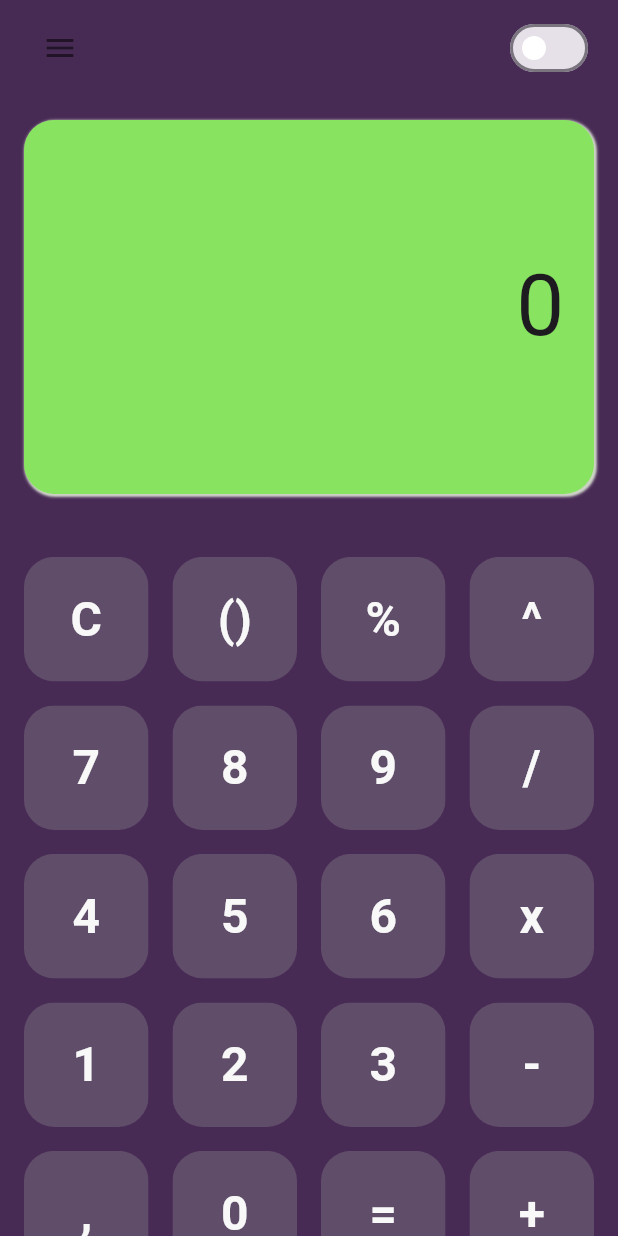
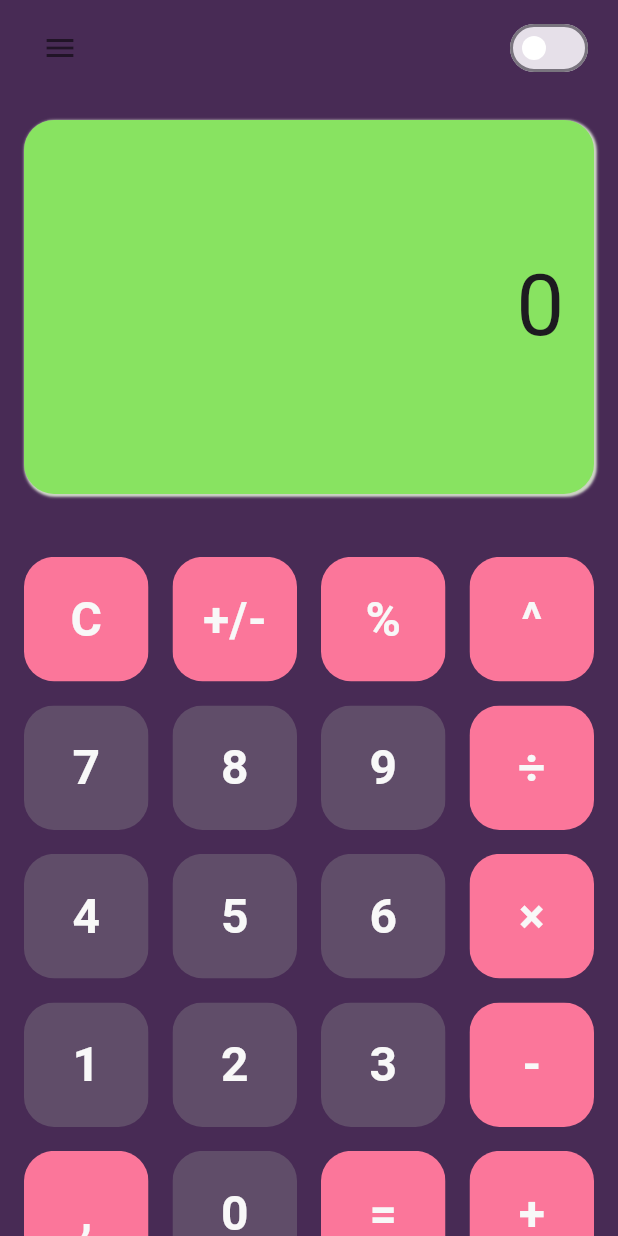
Before and after one commit to Gulsahbb/calculator-app, a Flutter app: the screen it shows after launch, on a phone screen of 412 x 824 dp. Run offline on Flutter 3.47's test engine with Material 3 defaults, Android fonts, the phone set to English and light mode, and no system bars.

Commit message:
Add operator buttons dif color

```diff
--- a/lib/widgets/calculator_button_panel.dart
+++ b/lib/widgets/calculator_button_panel.dart
@@ -12,27 +12,40 @@ class CalculatorButtonPanel extends StatelessWidget {
     ["1", "2", "3", "-"],
     [",", "0", "=", "+"],
   ];*/
-  final buttons = [
-    "C",
-    "()",
-    "%",
-    "^",
-    "7",
-    "8",
-    "9",
-    "/",
-    "4",
-    "5",
-    "6",
-    "x",
-    "1",
-    "2",
-    "3",
-    "-",
-    ",",
-    "0",
-    "=",
-    "+",
+  final List<String> buttons = [
+    'C',
+    '+/-',
+    '%',
+    '^',
+    '7',
+    '8',
+    '9',
+    '÷',
+    '4',
+    '5',
+    '6',
+    '×',
+    '1',
+    '2',
+    '3',
+    '-',
+    ',',
+    '0',
+    '=',
+    '+',
+  ];
+
+  final List<String> operators = [
+    'C',
+    '+/-',
+    '%',
+    '÷',
+    '×',
+    '-',
+    '+',
+    '=',
+    '^',
+    ',',
   ];
   @override
   Widget build(BuildContext context) {
@@ -41,41 +54,21 @@ class CalculatorButtonPanel extends StatelessWidget {
       child: GridView.builder(
         padding: EdgeInsets.all(16),
         gridDelegate: SliverGridDelegateWithFixedCrossAxisCount(
-          crossAxisCount: 4,
-          childAspectRatio: 1,
-          crossAxisSpacing: 16,
-          mainAxisSpacing: 16,
+          crossAxisCount: 4, // Sütun sayısı
+          //childAspectRatio: 1,
+          crossAxisSpacing: 16, // Sütunlar arası boşluk
+          mainAxisSpacing: 16, // satırlar arası boşluk
         ),
-        itemCount: 20,
+        itemCount: 20, // item sayısı
         itemBuilder: (context, index) {
+          bool isOperator = operators.contains(buttons[index]);
           return CalculatorButton(
             text: buttons[index],
+            isOperator: isOperator,
             onTap: () => onButtonPressed(buttons[index]),
           );
         },
       ),
     );
-    /* return Column(
-      mainAxisAlignment: MainAxisAlignment.center,
-      children:
-          buttons.map((row) {
-            return Row(
-              mainAxisAlignment: MainAxisAlignment.center,
-              children:
-                  row.map((btnText) {
-                    return Expanded(
-                      flex: 2,
-                      child: Padding(
-                        padding: const EdgeInsets.all(6.0),
-                        child: CalculatorButton(
-                          text: btnText,
-                          onTap: () => onButtonPressed(btnText),
-                        ),
-                      ),
-                    );
-                  }).toList(),
-            );
-          }).toList(),
-    );*/
   }
 }
```
